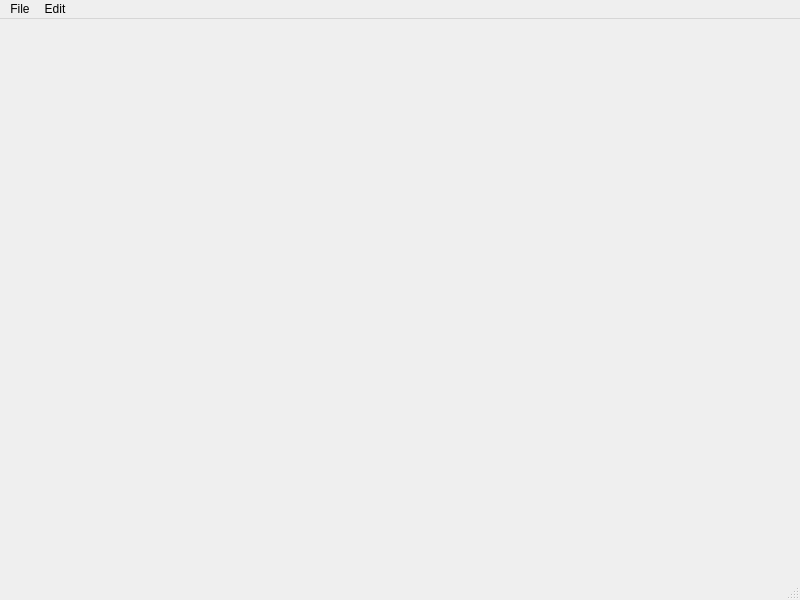
kadeska/my_application, file ui/mainwindow.ui: the form before one commit.
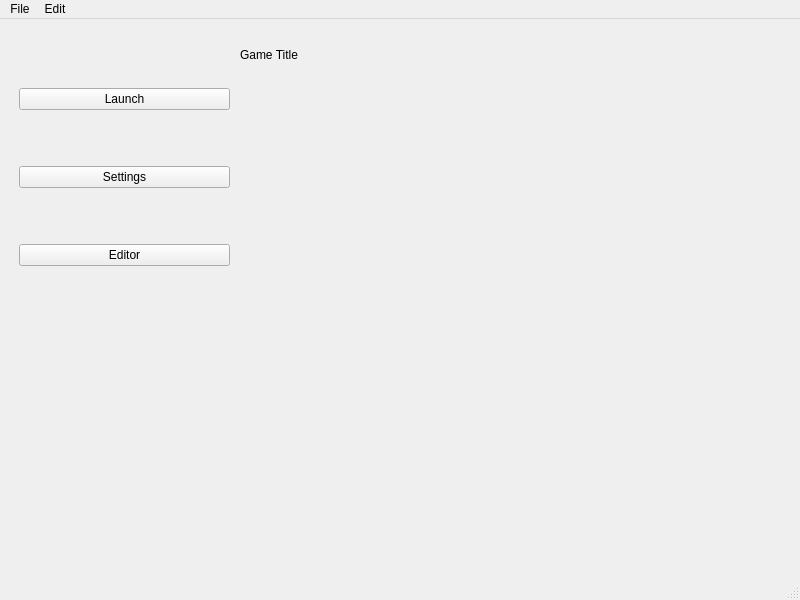
The form after the commit.

The edit to the form file:
```diff
--- a/ui/mainwindow.ui
+++ b/ui/mainwindow.ui
@@ -13,7 +13,54 @@
   <property name="windowTitle">
    <string>MainWindow</string>
   </property>
-  <widget class="QWidget" name="centralwidget"/>
+  <widget class="QWidget" name="centralwidget">
+   <widget class="QWidget" name="verticalLayoutWidget">
+    <property name="geometry">
+     <rect>
+      <x>19</x>
+      <y>19</y>
+      <width>211</width>
+      <height>281</height>
+     </rect>
+    </property>
+    <layout class="QVBoxLayout" name="verticalLayout">
+     <item>
+      <widget class="QPushButton" name="launchButton">
+       <property name="text">
+        <string>Launch</string>
+       </property>
+      </widget>
+     </item>
+     <item>
+      <widget class="QPushButton" name="settingsButton">
+       <property name="text">
+        <string>Settings</string>
+       </property>
+      </widget>
+     </item>
+     <item>
+      <widget class="QPushButton" name="editorButton">
+       <property name="text">
+        <string>Editor</string>
+       </property>
+      </widget>
+     </item>
+    </layout>
+   </widget>
+   <widget class="QLabel" name="label">
+    <property name="geometry">
+     <rect>
+      <x>240</x>
+      <y>10</y>
+      <width>151</width>
+      <height>51</height>
+     </rect>
+    </property>
+    <property name="text">
+     <string>Game Title</string>
+    </property>
+   </widget>
+  </widget>
   <widget class="QMenuBar" name="menubar">
    <property name="geometry">
     <rect>
```
